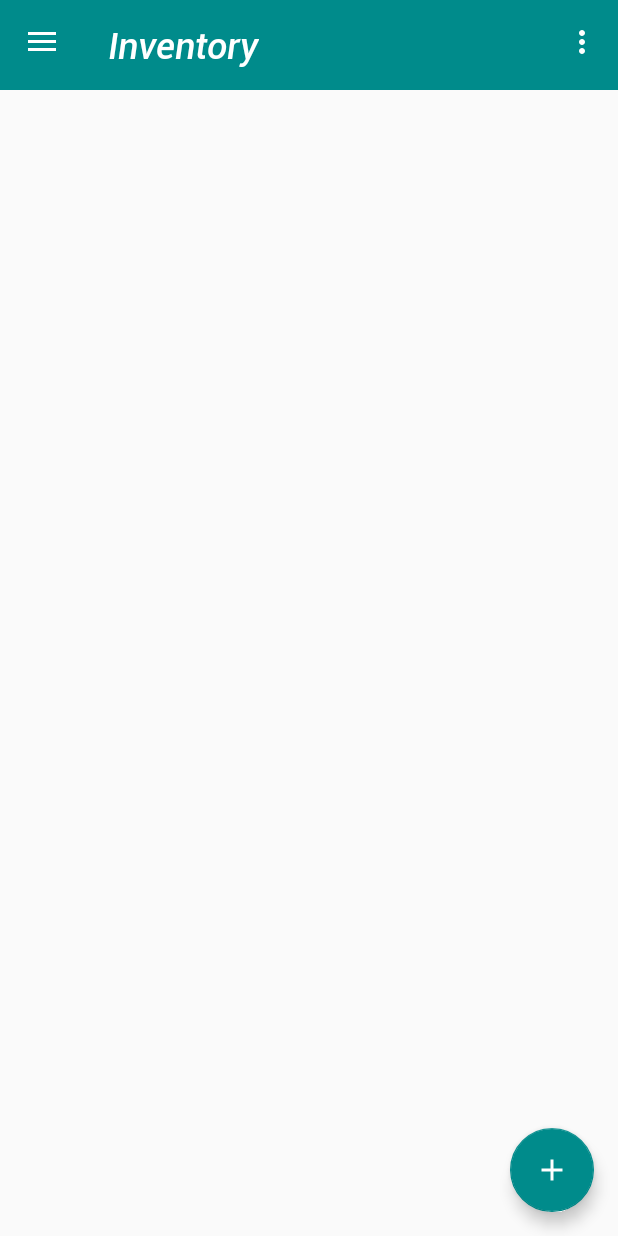
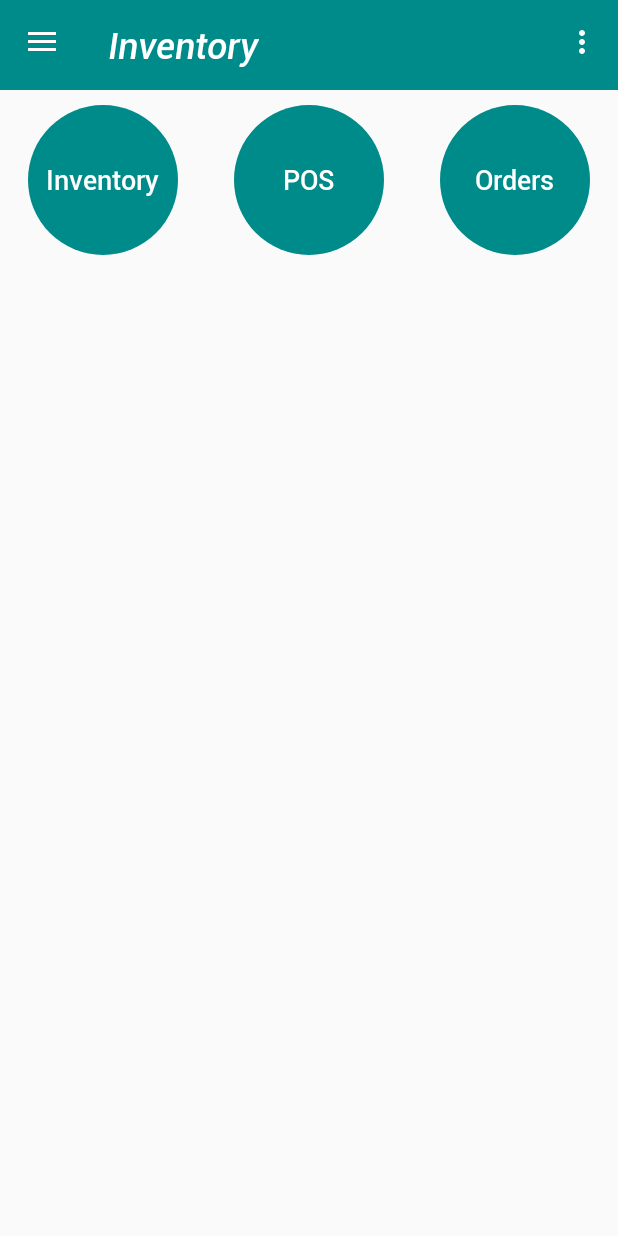
Before and after one commit to hasibul993/Inventory, an Android app: the HomeActivity screen opened directly, with no data from a screen before it, on a phone screen of 412 x 824 dp. Run offline under Robolectric (Android 15) with nearby library versions, the phone set to English and light mode, and no system bars; our stand-ins replace Picasso; pictures from the network do not load.

Commit message:
adding new home screen

```diff
--- a/app/src/main/java/com/inventory/Activities/HomeActivity.java
+++ b/app/src/main/java/com/inventory/Activities/HomeActivity.java
@@ -2,7 +2,9 @@ package com.inventory.Activities;
 
 import android.content.Context;
 import android.content.Intent;
+import android.content.res.Resources;
 import android.graphics.Color;
+import android.graphics.Rect;
 import android.os.Bundle;
 import android.support.design.widget.FloatingActionButton;
 import android.support.v4.app.Fragment;
@@ -10,10 +12,13 @@ import android.support.v4.view.GravityCompat;
 import android.support.v4.widget.DrawerLayout;
 import android.support.v7.app.ActionBarDrawerToggle;
 import android.support.v7.app.AppCompatActivity;
+import android.support.v7.widget.DefaultItemAnimator;
 import android.support.v7.widget.LinearLayoutManager;
 import android.support.v7.widget.RecyclerView;
+import android.support.v7.widget.StaggeredGridLayoutManager;
 import android.support.v7.widget.Toolbar;
 import android.text.Html;
+import android.util.TypedValue;
 import android.view.Menu;
 import android.view.MenuItem;
 import android.view.View;
@@ -21,11 +26,13 @@ import android.view.WindowManager;
 import android.widget.ImageView;
 import android.widget.TextView;
 
+import com.inventory.Adapter.HomeGridAdapter;
 import com.inventory.Adapter.SliderMenuAdapter;
 import com.inventory.Database.AndroidDatabaseViewer;
 import com.inventory.Helper.AppConstants;
 import com.inventory.Helper.Utility;
 import com.inventory.Helper.ViewImageCircle;
+import com.inventory.Model.HomeModel;
 import com.inventory.Model.SliderMenuModel;
 import com.inventory.Model.UserKeyDetailsModel;
 import com.inventory.NewUi.DividerItemDecoration;
@@ -51,10 +58,9 @@ public class HomeActivity extends AppCompatActivity implements AppConstants {
     private CharSequence mTitle;
 
     RecyclerView recyclerViewMenu, recyclerView;
-    FloatingActionButton floatActionButton;
 
     SliderMenuAdapter sliderMenuAdapter;
-
+    HomeGridAdapter homeGridAdapter;
 
     View sliderHeaderLayout;
     ImageView header_UserIcon;
@@ -84,33 +90,7 @@ public class HomeActivity extends AppCompatActivity implements AppConstants {
 
         SetAdapterSliderMenu();
 
-
-        floatActionButton.setOnClickListener(new View.OnClickListener() {
-            @Override
-            public void onClick(View v) {
-                int index = -1;
-                Fragment currentFragment;
-                try {
-
-                    InventoryActivity.GotoInventoryActivity(HomeActivity.this);
-
-                        /*index = viewPager.getCurrentItem();
-                        viewPagerAdapter = ((ViewPagerAdapter) viewPager.getAdapter());
-                        currentFragment = viewPagerAdapter.getItem(index);
-                        if (currentFragment instanceof ExpiredDurationFragment) {
-                            ExpiredDurationFragment expiredDurationFragment = (ExpiredDurationFragment) currentFragment;
-                        } else if (currentFragment instanceof InventoryFragment) {
-                            *//*InventoryFragment inventoryFragment = (InventoryFragment) currentFragment;
-                            inventoryFragment.ShowDialogAddUpdateDrug(null, -1);*//*
-                            //AddInventoryActivity.GotoAddInventoryActivity(InventoryActivity.this, null, false);
-                        } else if (currentFragment instanceof ExpiredFragment) {
-                            //SalesActivity.GotoSalesActivity(InventoryActivity.this);
-                        }*/
-                } catch (Exception ex) {
-                    ex.printStackTrace();
-                }
-            }
-        });
+        SetAdapter();
 
         sliderHeaderLayout.setOnClickListener(new View.OnClickListener() {
             @Override
@@ -139,7 +119,7 @@ public class HomeActivity extends AppCompatActivity implements AppConstants {
 
     private void InitializeIDS() {
         try {
-            // SLider header ids
+            // Slider header ids
             header_UserIcon = (ImageView) findViewById(R.id.header_navigation_drawer_image);
             header_usernameTV = (RobotoTextView) findViewById(R.id.header_usernameTV);
             header_mobileTV = (RobotoTextView) findViewById(R.id.header_mobileTV);
@@ -149,18 +129,12 @@ public class HomeActivity extends AppCompatActivity implements AppConstants {
             toolbar = (Toolbar) findViewById(R.id.toolbar);
             toolbar_title = (TextView) findViewById(R.id.toolbar_title);
 
-
-            floatActionButton = (FloatingActionButton) findViewById(R.id.floatActionButton);
-
             sliderHeaderLayout = (View) findViewById(R.id.drawerHeaderLayout);
 
             mDrawerLayout = (DrawerLayout) findViewById(R.id.drawer_layout);
             recyclerViewMenu = (RecyclerView) findViewById(R.id.recyclerViewMenu);
             recyclerView = (RecyclerView) findViewById(R.id.recyclerView);
-            //recyclerViewMenu.setBackgroundColor(getResources().getColor(R.color.White));
-
-
-            utility.SetFabColor(HomeActivity.this, floatActionButton);
+            recyclerViewMenu.setBackgroundColor(getResources().getColor(R.color.White));
 
             sliderHeaderLayout.setBackgroundColor(Color.parseColor(MainActivity.GetThemeColor()));
 
@@ -244,6 +218,28 @@ public class HomeActivity extends AppCompatActivity implements AppConstants {
         }
     }
 
+    private void SetAdapter() {
+        ArrayList<HomeModel> homeModels = new ArrayList<>();
+
+        try {
+
+            homeModels = utility.GetHomeMenuList(HomeActivity.this);
+
+            StaggeredGridLayoutManager mLayoutManager = new StaggeredGridLayoutManager(3, StaggeredGridLayoutManager.VERTICAL);
+            GridSpacingItemDecoration decoration = new GridSpacingItemDecoration(1, dpToPx(0), true);
+            recyclerView.setLayoutManager(mLayoutManager);
+            recyclerView.addItemDecoration(decoration);
+            recyclerView.setItemAnimator(new DefaultItemAnimator());
+            recyclerView.setNestedScrollingEnabled(false);
+
+            homeGridAdapter = new HomeGridAdapter(HomeActivity.this, homeModels);
+            recyclerView.setAdapter(homeGridAdapter);
+
+        } catch (Exception ex) {
+            ex.printStackTrace();
+        }
+    }
+
 
     @Override
     public void setTitle(int titleId) {
@@ -308,6 +304,52 @@ public class HomeActivity extends AppCompatActivity implements AppConstants {
         }
     }
 
+    public class GridSpacingItemDecoration extends RecyclerView.ItemDecoration {
+
+        private int spanCount;
+        private int spacing;
+        private boolean includeEdge;
+
+        public GridSpacingItemDecoration(int spanCount, int spacing, boolean includeEdge) {
+            this.spanCount = spanCount;
+            this.spacing = spacing;
+            this.includeEdge = includeEdge;
+        }
+
+        @Override
+        public void getItemOffsets(Rect outRect, View view, RecyclerView parent, RecyclerView.State state) {
+            int position = parent.getChildAdapterPosition(view); // item position
+            int column = position % spanCount; // item column
+
+            if (includeEdge) {
+                //outRect.left = spacing - column * spacing / spanCount; // spacing - column * ((1f / spanCount) * spacing)
+                outRect.left = 0;
+                //outRect.right = (column + 1) * spacing / spanCount; // (column + 1) * ((1f / spanCount) * spacing)
+                outRect.right = 0;
+                if (position < spanCount) { // top edge
+                    //outRect.top = spacing;
+                    outRect.top = 0;
+                }
+                //outRect.bottom = spacing; // item bottom
+                outRect.bottom = 0;
+            } else {
+                outRect.left = column * spacing / spanCount; // column * ((1f / spanCount) * spacing)
+                outRect.right = spacing - (column + 1) * spacing / spanCount; // spacing - (column + 1) * ((1f /    spanCount) * spacing)
+                if (position >= spanCount) {
+                    outRect.top = spacing; // item top
+                }
+            }
+        }
+    }
+
+    /**
+     * Converting dp to pixel
+     */
+    private int dpToPx(int dp) {
+        Resources r = getResources();
+        return Math.round(TypedValue.applyDimension(TypedValue.COMPLEX_UNIT_DIP, dp, r.getDisplayMetrics()));
+    }
+
 
     public void SyncMasterDB() {
 
--- a/app/src/main/java/com/inventory/Activities/SalesActivity.java
+++ b/app/src/main/java/com/inventory/Activities/SalesActivity.java
@@ -172,7 +172,7 @@ public class SalesActivity extends AppCompatActivity {
 
     public void onBackPressed() {
         try {
-            InventoryActivity.GotoInventoryActivity(SalesActivity.this);
+            HomeActivity.GotoHomeActivity(SalesActivity.this);
         } catch (Exception ex) {
             ex.printStackTrace();
         }
--- /dev/null
+++ b/app/src/main/java/com/inventory/Adapter/HomeGridAdapter.java
@@ -0,0 +1,144 @@
+package com.inventory.Adapter;
+
+import android.app.Activity;
+import android.content.Context;
+import android.graphics.drawable.GradientDrawable;
+import android.support.v7.widget.RecyclerView;
+import android.view.LayoutInflater;
+import android.view.View;
+import android.view.ViewGroup;
+import android.widget.RelativeLayout;
+
+import com.inventory.Activities.InventoryActivity;
+import com.inventory.Activities.MainActivity;
+import com.inventory.Activities.SalesActivity;
+import com.inventory.Helper.AppConstants;
+import com.inventory.Helper.Utility;
+import com.inventory.Model.HomeModel;
+import com.inventory.NewUi.RobotoTextView;
+import com.inventory.R;
+
+import org.apache.commons.lang3.StringUtils;
+
+import java.util.ArrayList;
+
+/**
+ * Created by Hasib on 02/03/17.
+ */
+public class HomeGridAdapter extends RecyclerView.Adapter<HomeGridAdapter.MyViewHolder> implements AppConstants {
+
+
+    private static String TAG = "HomeGridAdapter";
+
+    MainActivity mainActivity;
+    private Utility utilities;
+    ArrayList<HomeModel> homeModelArrayList;
+    Context context;
+
+    public HomeGridAdapter(Context context, ArrayList<HomeModel> homeModelArrayList) {
+        try {
+            this.context = context;
+            this.homeModelArrayList = homeModelArrayList;
+            mainActivity = MainActivity.getInstance();
+        } catch (Exception ex) {
+            ex.printStackTrace();
+        }
+
+
+    }
+
+
+    @Override
+    public MyViewHolder onCreateViewHolder(ViewGroup parent, int viewType) {
+        View itemView = null;
+        try {
+            itemView = LayoutInflater.from(parent.getContext()).inflate(R.layout.home_grid_adapter_row, parent, false);
+            MyViewHolder rcv = new MyViewHolder(itemView);
+            return rcv;
+        } catch (Exception ex) {
+            ex.printStackTrace();
+        }
+
+
+        return new MyViewHolder(itemView);
+    }
+
+    public class MyViewHolder extends RecyclerView.ViewHolder {
+        public RobotoTextView titleTV;
+        RelativeLayout circleLayout;
+        GradientDrawable circleLayoutBackg;
+
+        public MyViewHolder(View view) {
+            super(view);
+            try {
+
+                titleTV = (RobotoTextView) view.findViewById(R.id.titleTV);
+                circleLayout = (RelativeLayout) view.findViewById(R.id.circleLayout);
+                circleLayoutBackg = (GradientDrawable) circleLayout.getBackground();
+
+            } catch (Exception ex) {
+                ex.printStackTrace();
+            }
+
+
+        }
+
+
+    }
+
+    @Override
+    public void onBindViewHolder(final MyViewHolder holder, final int position) {
+        try {
+            HomeModel model = homeModelArrayList.get(position);
+
+            holder.titleTV.setText(model.Title);
+
+            holder.circleLayoutBackg.setColor(MainActivity.GetThemeColorInt());
+
+            holder.circleLayout.setOnClickListener(new View.OnClickListener() {
+                @Override
+                public void onClick(View v) {
+                    try {
+                        HomeModel model = GetItem(position);
+                        HomeItemClick(model);
+                    } catch (Exception ex) {
+                        ex.printStackTrace();
+                    }
+
+                }
+            });
+
+        } catch (Exception ex) {
+            ex.printStackTrace();
+        }
+
+
+    }
+
+
+    @Override
+    public int getItemCount() {
+        return homeModelArrayList.size();
+    }
+
+    public HomeModel GetItem(int position) {
+        // TODO Auto-generated method stub
+        return homeModelArrayList.get(position);
+    }
+
+    private void HomeItemClick(HomeModel homeModel) {
+        try {
+            if (StringUtils.equalsIgnoreCase(homeModel.Title, context.getString(R.string.inventory))) {
+                InventoryActivity.GotoInventoryActivity(context);
+            } else if (StringUtils.equalsIgnoreCase(homeModel.Title, context.getString(R.string.pos))) {
+                SalesActivity.GotoSalesActivity(context);
+            } else if (StringUtils.equalsIgnoreCase(homeModel.Title, context.getString(R.string.orders))) {
+                // InventoryActivity.GotoInventoryActivity(context);
+            }
+        } catch (Exception ex) {
+            ex.printStackTrace();
+        }
+    }
+
+
+}
--- a/app/src/main/java/com/inventory/Adapter/ProcurementAdapter.java
+++ b/app/src/main/java/com/inventory/Adapter/InventoryAdapter.java
@@ -12,7 +12,6 @@ import android.widget.RelativeLayout;
 
 import com.inventory.Activities.AddInventoryActivity;
 import com.inventory.Activities.MainActivity;
-import com.inventory.Fragments.InventoryFragment;
 import com.inventory.Helper.AppConstants;
 import com.inventory.Model.DrugModel;
 import com.inventory.NewUi.RobotoTextView;
@@ -28,7 +27,7 @@ import java.util.ArrayList;
  */
 
 
-public class ProcurementAdapter extends RecyclerView.Adapter<ProcurementAdapter.ViewHolder> implements AppConstants {
+public class InventoryAdapter extends RecyclerView.Adapter<InventoryAdapter.ViewHolder> implements AppConstants {
 
 
     Context context;
@@ -36,7 +35,7 @@ public class ProcurementAdapter extends RecyclerView.Adapter<ProcurementAdapter.
     MainActivity mainActivity;
     boolean isAllInventory;
 
-    public ProcurementAdapter(Context context, ArrayList<DrugModel> modelArrayList, boolean isAllInventory) {
+    public InventoryAdapter(Context context, ArrayList<DrugModel> modelArrayList, boolean isAllInventory) {
         this.context = context;
         this.modelArrayList = modelArrayList;
         this.isAllInventory = isAllInventory;
--- a/app/src/main/java/com/inventory/Helper/AppConstants.java
+++ b/app/src/main/java/com/inventory/Helper/AppConstants.java
@@ -32,6 +32,9 @@ public interface AppConstants {
 
     public static String SIMPLE_DATE_FORMAT = "dd-MM-yyyy";
 
+
+    public static String SHARE_TITLE = "Hey! Check out this free app that I'm using to organise my pharmacy inventory! https://play.google.com/store/apps/details?id=com.xampr&hl=en";
+
     public final String DEFAULT_ITEM_FONT = "&#xE8FD;";
 
     public static DecimalFormat decimalFormatTwoPlace = new DecimalFormat("######.##");
@@ -40,6 +43,6 @@ public interface AppConstants {
 
     public static String[] PERMISSIONS_CAMERA = {android.Manifest.permission.CAMERA, android.Manifest.permission.READ_EXTERNAL_STORAGE, Manifest.permission.WRITE_EXTERNAL_STORAGE};
 
-    public static String[] PERMISSIONS_PHONE_STATE = {Manifest.permission.READ_PHONE_STATE,Manifest.permission.READ_CONTACTS, android.Manifest.permission.READ_EXTERNAL_STORAGE, Manifest.permission.WRITE_EXTERNAL_STORAGE};
+    public static String[] PERMISSIONS_PHONE_STATE = {Manifest.permission.READ_PHONE_STATE, Manifest.permission.READ_CONTACTS, android.Manifest.permission.READ_EXTERNAL_STORAGE, Manifest.permission.WRITE_EXTERNAL_STORAGE};
 
 }
--- a/app/src/main/java/com/inventory/Helper/Utility.java
+++ b/app/src/main/java/com/inventory/Helper/Utility.java
@@ -18,8 +18,10 @@ import android.widget.DatePicker;
 import android.widget.RadioButton;
 import android.widget.TextView;
 
+import com.inventory.Activities.HomeActivity;
 import com.inventory.Activities.MainActivity;
 import com.inventory.Model.DrugModel;
+import com.inventory.Model.HomeModel;
 import com.inventory.Model.SliderMenuModel;
 import com.inventory.Operation.LoadBitmapFromURL;
 import com.inventory.R;
@@ -258,11 +260,6 @@ public class Utility {
             sliderMenuModels.add(sliderMenuModel);
 
             sliderMenuModel = new SliderMenuModel();
-            sliderMenuModel.Title = context.getString(R.string.sale);
-            sliderMenuModel.drawableInt = R.drawable.sale_black_24dp;
-            sliderMenuModels.add(sliderMenuModel);
-
-            sliderMenuModel = new SliderMenuModel();
             sliderMenuModel.Title = context.getString(R.string.settings);
             sliderMenuModel.drawableInt = R.drawable.settings_black_24dp;
             sliderMenuModels.add(sliderMenuModel);
@@ -276,6 +273,29 @@ public class Utility {
             ex.printStackTrace();
         }
         return sliderMenuModels;
+    }
+
+    public static ArrayList<HomeModel> GetHomeMenuList(Context context) {
+        ArrayList<HomeModel> homeModelArrayList = new ArrayList();
+        HomeModel homeModel;
+        try {
+            homeModel = new HomeModel();
+            homeModel.Title = context.getString(R.string.inventory);
+            homeModelArrayList.add(homeModel);
+
+            homeModel = new HomeModel();
+            homeModel.Title = context.getString(R.string.pos);
+            homeModelArrayList.add(homeModel);
+
+            homeModel = new HomeModel();
+            homeModel.Title = context.getString(R.string.orders);
+            homeModelArrayList.add(homeModel);
+
+
+        } catch (Exception ex) {
+            ex.printStackTrace();
+        }
+        return homeModelArrayList;
     }
 
     public ArrayList<HashMap> GetDrugIcon(Context context) {
--- /dev/null
+++ b/app/src/main/java/com/inventory/Model/HomeModel.java
@@ -0,0 +1,10 @@
+package com.inventory.Model;
+
+/**
+ * Created by BookMEds on 19-02-2018.
+ */
+
+public class HomeModel {
+
+    public String Title;
+}
--- a/app/src/main/res/layout/home_activity.xml
+++ b/app/src/main/res/layout/home_activity.xml
@@ -25,19 +25,10 @@
             <include
                 layout="@layout/recyclerview"
                 android:layout_width="match_parent"
-                android:layout_height="wrap_content" />
+                android:layout_height="match_parent" />
 
 
         </LinearLayout>
-
-        <android.support.design.widget.FloatingActionButton
-            android:id="@+id/floatActionButton"
-            android:layout_width="@dimen/fab_size"
-            android:layout_height="@dimen/fab_size"
-            android:layout_gravity="bottom|end"
-            android:layout_margin="@dimen/fab_margin"
-            android:src="@drawable/vector_plus_white_icon"
-            app:backgroundTint="@color/colorPrimary" />
 
     </android.support.design.widget.CoordinatorLayout>
 
--- /dev/null
+++ b/app/src/main/res/layout/home_grid_adapter_row.xml
@@ -0,0 +1,31 @@
+<?xml version="1.0" encoding="utf-8"?>
+<RelativeLayout xmlns:android="http://schemas.android.com/apk/res/android"
+    xmlns:app="http://schemas.android.com/apk/res-auto"
+    android:id="@+id/mainLayout"
+    android:layout_width="match_parent"
+    android:layout_height="wrap_content"
+    android:orientation="vertical">
+
+
+    <RelativeLayout
+        android:id="@+id/circleLayout"
+        android:layout_width="100dp"
+        android:layout_height="100dp"
+        android:layout_centerHorizontal="true"
+        android:layout_marginTop="10dp"
+        android:background="@drawable/circle_shape">
+
+        <com.inventory.NewUi.RobotoTextView
+            android:id="@+id/titleTV"
+            android:layout_width="wrap_content"
+            android:layout_height="wrap_content"
+            android:layout_centerInParent="true"
+            android:layout_weight="1"
+            android:padding="5dp"
+            android:text="@string/ok"
+            android:textColor="@color/White"
+            android:textSize="@dimen/header_18sp"
+            app:typeface="robotoMedium" />
+    </RelativeLayout>
+
+</RelativeLayout>
--- a/app/src/main/res/values/strings.xml
+++ b/app/src/main/res/values/strings.xml
@@ -1,6 +1,12 @@
 <resources>
     <string name="app_name">Inventory</string>
 
+    <!--Home-->
+    <string name="inventory">Inventory</string>
+    <string name="pos">POS</string>
+    <string name="orders">Orders</string>
+
+    <!--Inventory-->
     <string name="tabPosition">TabPosition</string>
     <string name="expiredDuration">Expired(1 month)</string>
     <string name="inventoryAll">All</string>
@@ -144,6 +150,8 @@
     <string name="age">Age (Optional)</string>
     <string name="male">Male</string>
     <string name="female">Female</string>
+
+    <string name="sharevia">Share via</string>
 
 
     <!--Country code-->
```
Also changed, not shown: app/src/main/java/com/inventory/Adapter/SliderMenuAdapter.java (+3 -4 lines), app/src/main/java/com/inventory/Fragments/ExpiredDurationFragment.java (+5 -5 lines), app/src/main/java/com/inventory/Fragments/ExpiredFragment.java (+5 -5 lines), app/src/main/java/com/inventory/Fragments/InventoryFragment.java (+5 -27 lines).
